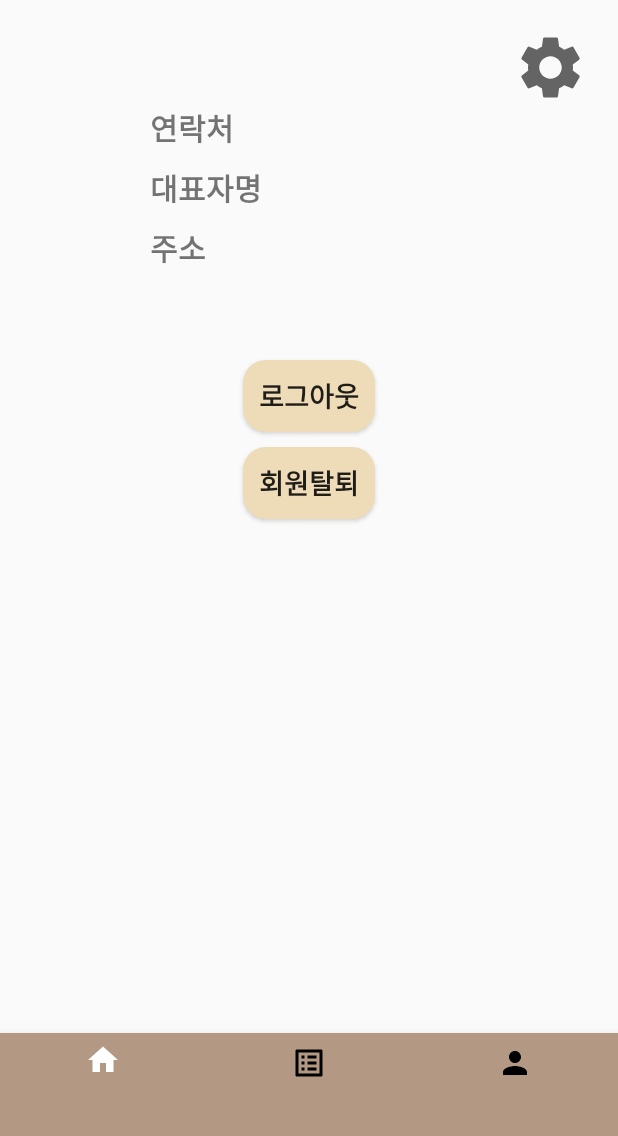
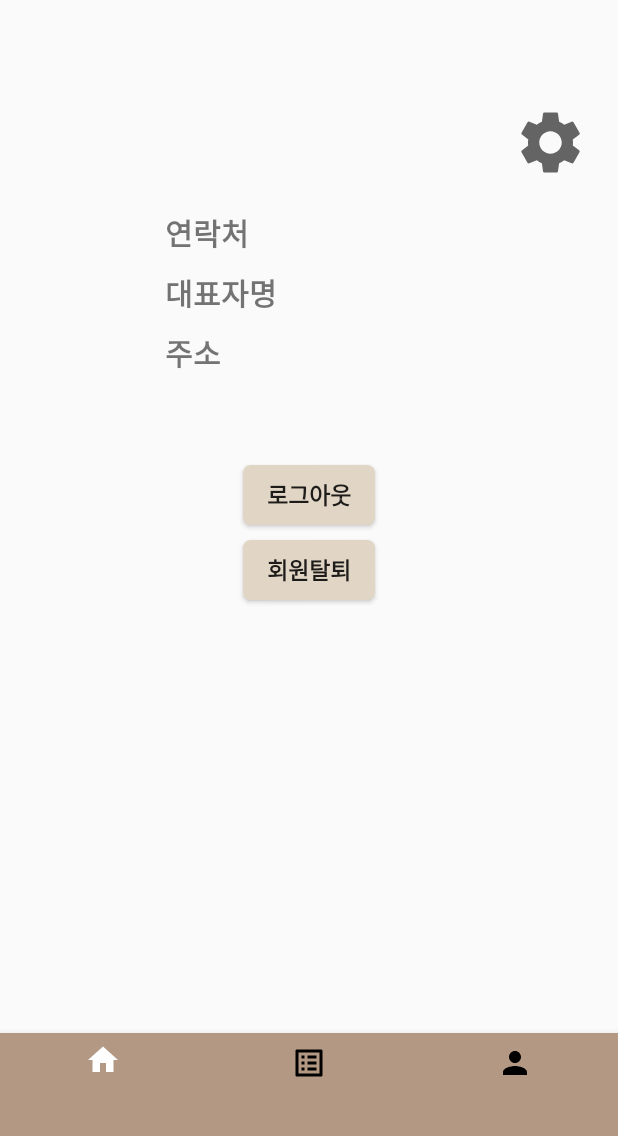
Before and after one commit to kangyeson/Sumtan, an Android app: the fragment Frag_my_shelter placed in its activity, on a phone screen of 412 x 824 dp, the part 90-1226 px from its top. Run offline under Robolectric (Android 15) with nearby library versions, the phone set to English and light mode, and no system bars; our stand-ins replace Firebase (no records; nobody signed in at launch, a user with empty details on screens opened directly).

Commit message:
sheltermy xml commit

```diff
--- a/app/src/main/java/kr/hs/emirim/sumtan/user/Frag_my_user.java
+++ b/app/src/main/java/kr/hs/emirim/sumtan/user/Frag_my_user.java
@@ -42,7 +42,7 @@ public class Frag_my_user extends Fragment implements View.OnClickListener {
     private String shelterName="";
     private String shelterTele;
     private Button btn_call;
-    private Button btn_end;
+    private TextView btn_end;
 
     private FirebaseAuth mAuth;
     private FirebaseFirestore db=null;
@@ -69,7 +69,7 @@ public class Frag_my_user extends Fragment implements View.OnClickListener {
         btn_remove=(Button)v.findViewById(R.id.btn_remove);
         tv_shelterName=(TextView)v.findViewById(R.id.tv_shelterName);
         btn_call=(Button)v.findViewById(R.id.btn_call);
-        btn_end=(Button)v.findViewById(R.id.btn_end);
+        btn_end=(TextView)v.findViewById(R.id.btn_end);
 
         btn_logout.setOnClickListener(this);
         btn_remove.setOnClickListener(this);
--- a/app/src/main/res/drawable/log_btn.xml
+++ b/app/src/main/res/drawable/log_btn.xml
@@ -1,10 +1,10 @@
 <?xml version="1.0" encoding="utf-8"?>
 <shape xmlns:android="http://schemas.android.com/apk/res/android"
     android:shape="rectangle" android:padding="10dp">
-    <solid android:color="#ffcccc"/>
+    <solid android:color="#E1D6C5"/>
     <corners
-        android:bottomRightRadius="10dp"
-        android:bottomLeftRadius="10dp"
-        android:topLeftRadius="10dp"
-        android:topRightRadius="10dp"/>
+        android:bottomRightRadius="5dp"
+        android:bottomLeftRadius="5dp"
+        android:topLeftRadius="5dp"
+        android:topRightRadius="5dp"/>
 </shape>
--- a/app/src/main/res/layout/activity_frag_my_shelter.xml
+++ b/app/src/main/res/layout/activity_frag_my_shelter.xml
@@ -24,8 +24,15 @@
 
     </LinearLayout>
 
+    <LinearLayout
+        android:layout_width="match_parent"
+        android:orientation="vertical"
+        android:layout_marginTop="50dp"
+        android:layout_height="match_parent">
+
         <androidx.constraintlayout.widget.ConstraintLayout
             android:layout_width="match_parent"
+            android:layout_marginBottom="20dp"
             android:layout_height="wrap_content">
 
             <TextView
@@ -37,7 +44,7 @@
                 app:layout_constraintEnd_toEndOf="parent"
                 app:layout_constraintTop_toTopOf="parent"
                 android:layout_marginTop="25dp"
-            android:fontFamily="@font/unbee"
+                android:fontFamily="@font/melonabold"
                 android:textStyle="bold"
                 android:layout_marginBottom="20dp" />
 
@@ -57,7 +64,7 @@
             android:layout_width="match_parent"
             android:layout_height="wrap_content"
             android:orientation="vertical"
-            android:layout_marginLeft="100dp">
+            android:layout_marginLeft="110dp">
 
             <LinearLayout
                 android:id="@+id/lay_tele"
@@ -79,7 +86,7 @@
                     android:layout_width="wrap_content"
                     android:layout_height="wrap_content"
                     android:textStyle="normal"
-                    android:fontFamily="@font/bmhanna"
+                    android:fontFamily="@font/melonabold"
                     android:textSize="18sp" />
 
             </LinearLayout>
@@ -103,7 +110,7 @@
                     android:id="@+id/shelter_pre"
                     android:layout_width="wrap_content"
                     android:layout_height="wrap_content"
-                    android:fontFamily="@font/bmhanna"
+                    android:fontFamily="@font/melonabold"
                     android:textStyle="normal"
                     android:textSize="18sp" />
 
@@ -129,7 +136,7 @@
                     android:id="@+id/shelter_address"
                     android:layout_width="wrap_content"
                     android:layout_height="wrap_content"
-                    android:fontFamily="@font/bmhanna"
+                    android:fontFamily="@font/melonabold"
                     android:textStyle="normal"
                     android:textSize="18sp" />
 
@@ -140,25 +147,25 @@
         <Button
             android:id="@+id/btn_logout"
             android:layout_width="wrap_content"
-        android:layout_height="wrap_content"
+            android:layout_height="40dp"
             android:text="로그아웃"
-        android:fontFamily="@font/bmhanna"
             android:textStyle="bold"
-        android:background="@drawable/lj_radius"
+            android:background="@drawable/log_btn"
             android:layout_gravity="center_horizontal"
             android:layout_marginTop="50dp"
-        android:textSize="18sp" />
+            android:textSize="15sp" />
 
         <Button
             android:id="@+id/btn_remove"
             android:layout_width="wrap_content"
-        android:layout_height="wrap_content"
+            android:layout_height="40dp"
             android:text="회원탈퇴"
-        android:fontFamily="@font/bmhanna"
             android:textStyle="bold"
-        android:background="@drawable/lj_radius"
+            android:background="@drawable/log_btn"
             android:layout_gravity="center_horizontal"
             android:layout_marginTop="10dp"
-        android:textSize="18sp" />
+            android:textSize="15sp" />
 
     </LinearLayout>
+
+</LinearLayout>
--- a/app/src/main/res/values/strings.xml
+++ b/app/src/main/res/values/strings.xml
@@ -5,6 +5,7 @@
     <string name="shelter_check_resume">안녕하세요. 33세 홍길동입니다. \n저는 미용 전문 학과를 나왔습니다.</string>
     <string name="name">이름</string>
     <string name="delete_user">회원탈퇴</string>
-    <string name="apply_dona">지원한 재능 기부</string>
+    <string name="apply_dona">지원한 재능 기부 보호소</string>
     <string name="end_done">재능 기부 종료</string>
+    <string name="account">계정 관리</string>
 </resources>
```
Also changed, not shown: app/src/main/res/layout/activity_frag_my_user.xml (+58 -38 lines), 2 other files. Lines whose indentation alone changed are shown as unchanged.
